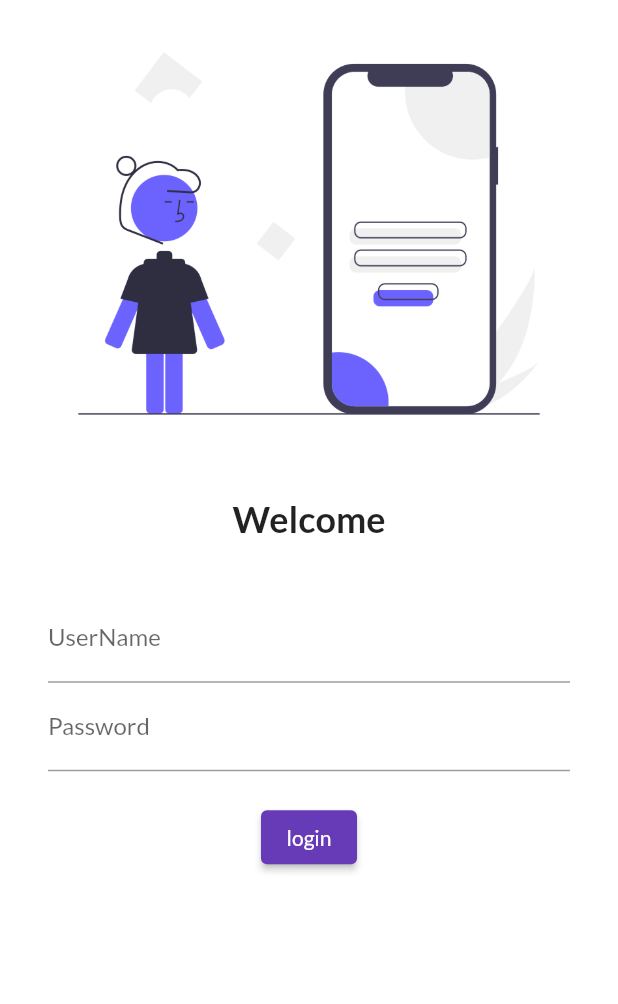
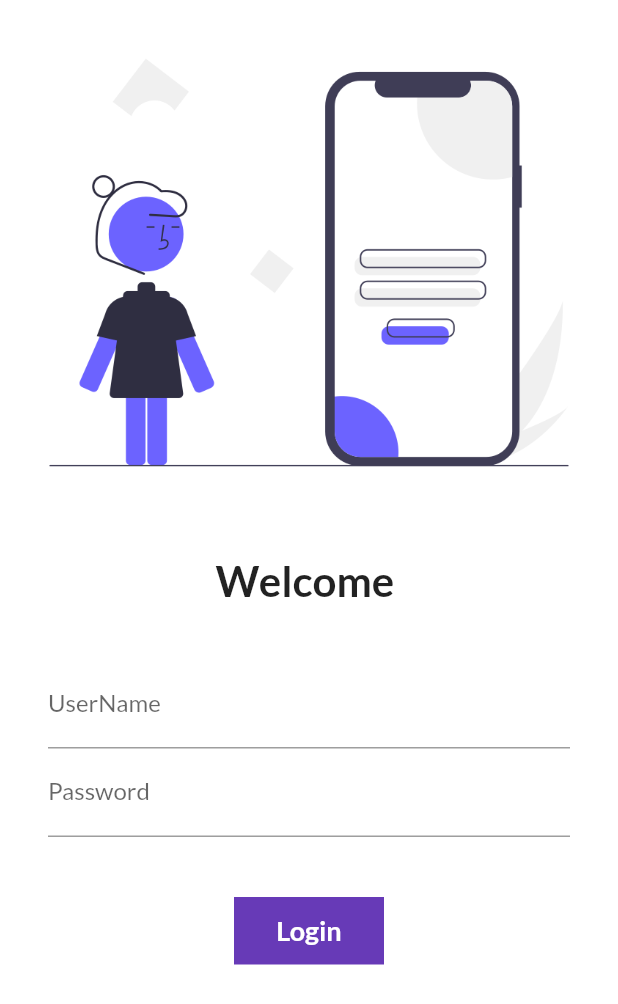
Before and after one commit to skhunt004-alt/MyFlutter, a Flutter app: the screen it shows after launch, on a phone screen of 412 x 824 dp. Shown: the top 1004 px of the screen. Run offline on Flutter 3.47's test engine with Material 2 defaults, Android fonts, the phone set to English and light mode, and no system bars; our stand-ins replace google_fonts.

Commit message:
day 6 done

```diff
--- a/lib/main.dart
+++ b/lib/main.dart
@@ -1,5 +1,6 @@
 import 'package:flutter/material.dart';
 import 'package:flutter_application_1/pages/home_page.dart';
+import 'package:flutter_application_1/utils/routes.dart';
 import 'package:google_fonts/google_fonts.dart';
 import 'package:flutter_application_1/pages/login_page.dart';
 
@@ -18,11 +19,12 @@ class MyApp extends StatelessWidget {
         primarySwatch: Colors.deepPurple,
         fontFamily: GoogleFonts.lato().fontFamily,
       ),
+      debugShowCheckedModeBanner: false,
       darkTheme: ThemeData(brightness: Brightness.dark),
       routes: {
         "/": (context) => const LoginPage(),
-        "/home": (context) => const HomePage(),
-        "/login": (context) => const LoginPage()
+        MyRoutes.homeRoute: (context) => const HomePage(),
+        MyRoutes.loginRoute: (context) => const LoginPage()
       },
     );
   }
--- a/lib/pages/login_page.dart
+++ b/lib/pages/login_page.dart
@@ -1,17 +1,28 @@
 import 'package:flutter/material.dart';
+import 'package:flutter_application_1/utils/routes.dart';
 
-class LoginPage extends StatelessWidget {
+class LoginPage extends StatefulWidget {
   const LoginPage({Key? key}) : super(key: key);
+
+  @override
+  State<LoginPage> createState() => _LoginPageState();
+}
+
+class _LoginPageState extends State<LoginPage> {
+  String name = '';
+  bool changeButton = false;
 
   @override
   Widget build(BuildContext context) {
     return Material(
         color: Colors.white,
+        child: SingleChildScrollView(
           child: Column(
             children: [
               Image.asset(
                 "assets/images/login_image.png",
                 fit: BoxFit.cover,
+                height: 350,
               ),
 
               const SizedBox(
@@ -19,10 +30,10 @@ class LoginPage extends StatelessWidget {
               ),
 
               // ignore: prefer_const_constructors
-            Text("Welcome",
+              Text("Welcome $name",
                   // ignore: prefer_const_constructors
                   style: TextStyle(
-                  fontSize: 24,
+                    fontSize: 28,
                     fontWeight: FontWeight.bold,
                   )),
 
@@ -33,12 +44,17 @@ class LoginPage extends StatelessWidget {
               Padding(
                 padding: const EdgeInsets.symmetric(
                     vertical: 16.0, horizontal: 32.0),
-                child: Column(children: [
+                child: Column(
+                  children: [
                     TextFormField(
                         // ignore: prefer_const_constructors
                         decoration: InputDecoration(
                             hintText: "Enter UserName", labelText: "UserName"),
-                  ),
+                        onChanged: (value) {
+                          name = value;
+                          setState(() {});
+                        }),
+
                     TextFormField(
                       obscureText: true,
                       // ignore: prefer_const_constructors
@@ -46,16 +62,61 @@ class LoginPage extends StatelessWidget {
                           hintText: "Enter Password", labelText: "Password"),
                     ),
                     const SizedBox(
-                    height: 20.0,
+                      height: 40.0,
                     ),
-                  ElevatedButton(
-                      onPressed: () {
-                        print("Hello Sahil");
+
+                    InkWell(
+                      onTap: () async {
+                        setState(() {
+                          changeButton = true;
+                        });
+
+                        await Future.delayed(Duration(seconds: 1));
+                        Navigator.pushNamed(context, MyRoutes.homeRoute);
                       },
-                      style: TextButton.styleFrom(),
-                      child: Text("login"))
-                ]))
+                      child: AnimatedContainer(
+                        duration: Duration(seconds: 1),
+
+                        width: changeButton ? 50 : 100,
+                        height: 45,
+                        alignment: Alignment.center,
+
+                        // ignore: sort_child_properties_last
+                        child: changeButton
+                            ? const Icon(
+                                Icons.done,
+                                color: Colors.white,
+                              )
+                            : const Text(
+                                "Login",
+                                style: TextStyle(
+                                    color: Colors.white,
+                                    fontWeight: FontWeight.bold,
+                                    fontSize: 18),
+                              ),
+
+                        decoration: BoxDecoration(
+                          shape: changeButton
+                              ? BoxShape.circle
+                              : BoxShape.rectangle,
+                          color: Colors.deepPurple,
+                          // borderRadius:
+                          //     BorderRadius.circular(changeButton ? 20 : 8)
+                        ),
+                      ),
+                    )
+
+                    //   ElevatedButton(
+                    //       onPressed: () {
+                    //         },
+                    //       style: TextButton.styleFrom(minimumSize: Size(150, 40)),
+                    //       child: const Text("login"))
+                    // ])
                   ],
+                ),
+              )
+            ],
+          ),
         ));
   }
 }
--- /dev/null
+++ b/lib/utils/routes.dart
@@ -0,0 +1,4 @@
+class MyRoutes {
+  static String loginRoute = "/login";
+  static String homeRoute = "/home";
+}
```
Lines whose indentation alone changed are shown as unchanged.
